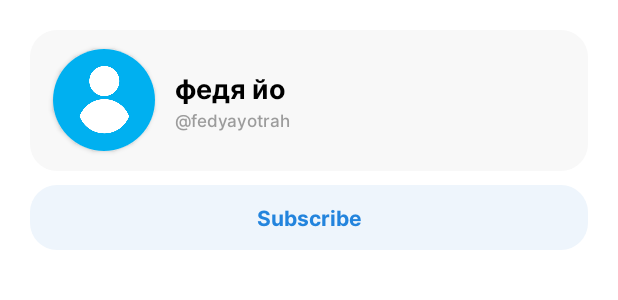
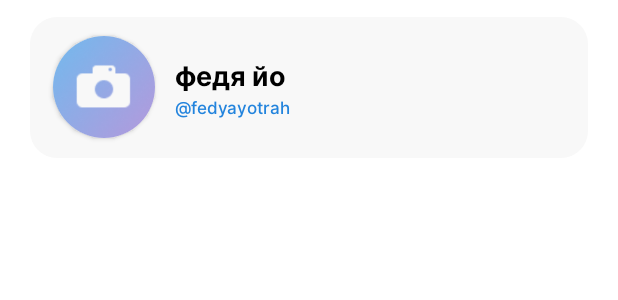
Before and after one commit to EcostCompony/specter_android_app, an Android app: the layout fragment_channel_page.xml on its own in the app's theme, with its tools: preview values and no code run, on a phone screen of 412 x 824 dp. Shown: the top 300 px of the screen. Run offline under Robolectric (Android 15) with nearby library versions, the phone set to English and light mode, and no system bars.

Commit message:
channel page optimization

```diff
--- a/app/src/main/java/com/ecost/specter/channel/ChannelActivity.java
+++ b/app/src/main/java/com/ecost/specter/channel/ChannelActivity.java
@@ -10,7 +10,7 @@ public class ChannelActivity extends AppCompatActivity {
 
     Integer channelId, channelAdmin;
     Integer channelSubscribers = 0;
-    String channelTitle, channelLink;
+    String channelTitle, channelShortLink;
     boolean userSubscribe;
 
     @Override
@@ -21,7 +21,7 @@ public class ChannelActivity extends AppCompatActivity {
         channelId = getIntent().getIntExtra("CHANNEL_ID", 0);
         channelAdmin = getIntent().getIntExtra("CHANNEL_ADMINS", 0);
         channelTitle = getIntent().getStringExtra("CHANNEL_TITLE");
-        channelLink = getIntent().getStringExtra("CHANNEL_LINK");
+        channelShortLink = getIntent().getStringExtra("CHANNEL_SHORT_LINK");
         userSubscribe = getIntent().getBooleanExtra("USER_SUBSCRIBE", false);
 
         getSupportFragmentManager().beginTransaction().replace(R.id.fragment_container_view, new ChannelFragment()).commit();
--- a/app/src/main/java/com/ecost/specter/channel/ChannelFragment.java
+++ b/app/src/main/java/com/ecost/specter/channel/ChannelFragment.java
@@ -71,6 +71,7 @@ public class ChannelFragment extends Fragment {
         bSendPost = inflaterView.findViewById(R.id.button_send);
         channelActivity = (ChannelActivity) requireActivity();
 
+        channelActivity.channelSubscribers = 0;
         registerForContextMenu(bSendPost);
         tChannelTitle.setText(channelActivity.channelTitle);
         if (!channelActivity.userSubscribe) bSubscribe.setVisibility(View.VISIBLE);
@@ -202,7 +203,6 @@ public class ChannelFragment extends Fragment {
     public void onDestroyView() {
         super.onDestroyView();
         posts.clear();
-        channelActivity.channelSubscribers = 0;
         myDB.child("specter").child("channels").child(String.valueOf(channelActivity.channelId)).child("posts").removeEventListener(childEventListenerPosts);
         myDB.child("specter").child("channels").child(String.valueOf(channelActivity.channelId)).child("subscribers").removeEventListener(childEventListenerSub);
     }
--- a/app/src/main/java/com/ecost/specter/channel/ChannelSettingsFragment.java
+++ b/app/src/main/java/com/ecost/specter/channel/ChannelSettingsFragment.java
@@ -66,7 +66,7 @@ public class ChannelSettingsFragment extends Fragment {
                 myDB.child("channels").child(String.valueOf(channelActivity.channelId)).child("title").setValue(eTitle.getText().toString().trim());
                 myDB.child("channels").child(String.valueOf(channelActivity.channelId)).child("link").setValue(link);
                 channelActivity.channelTitle = eTitle.getText().toString().trim();
-                channelActivity.channelLink = link;
+                channelActivity.channelShortLink = link;
             }
         });
 
--- a/app/src/main/java/com/ecost/specter/channel/MainMenuSettingsFragment.java
+++ b/app/src/main/java/com/ecost/specter/channel/MainMenuSettingsFragment.java
@@ -30,7 +30,7 @@ public class MainMenuSettingsFragment extends Fragment {
         channelActivity = (ChannelActivity) requireActivity();
 
         channelSettingsFragment.eTitle.setText(channelActivity.channelTitle);
-        channelSettingsFragment.eLink.setText(channelActivity.channelLink);
+        channelSettingsFragment.eLink.setText(channelActivity.channelShortLink);
 
         channelSettingsFragment.bDeleteChannel.setOnClickListener(view -> {
             channelSettingsFragment.channels.remove(channelActivity.channelId);
--- a/app/src/main/res/layout/fragment_channel_page.xml
+++ b/app/src/main/res/layout/fragment_channel_page.xml
@@ -1,9 +1,9 @@
 <?xml version="1.0" encoding="utf-8"?>
 <LinearLayout xmlns:android="http://schemas.android.com/apk/res/android"
     xmlns:app="http://schemas.android.com/apk/res-auto"
+    xmlns:tools="http://schemas.android.com/tools"
     android:layout_width="match_parent"
     android:layout_height="match_parent"
-    xmlns:tools="http://schemas.android.com/tools"
     android:orientation="vertical"
     android:background="@color/background">
 
@@ -11,84 +11,71 @@
         android:layout_width="match_parent"
         android:layout_height="94dp"
         android:orientation="horizontal"
+        android:layout_marginTop="11dp"
+        android:layout_marginHorizontal="20dp"
         android:background="@drawable/background"
-        android:layout_gravity="center_horizontal"
-        android:layout_marginTop="20dp"
-        android:layout_marginStart="20dp"
-        android:layout_marginEnd="20dp">
+        android:baselineAligned="false">
 
         <LinearLayout
-            android:id="@+id/back"
-            android:layout_width="wrap_content"
+            android:id="@+id/button_back"
+            android:layout_width="0dp"
             android:layout_height="match_parent"
-            android:orientation="horizontal">
+            android:layout_weight="1"
+            android:orientation="horizontal"
+            android:gravity="center_vertical">
 
             <androidx.cardview.widget.CardView
                 android:layout_width="68dp"
                 android:layout_height="68dp"
-                android:layout_gravity="center_vertical"
                 android:layout_marginStart="15dp"
-                app:cardCornerRadius="60dp">
+                app:cardCornerRadius="34dp">
 
-                <ImageView
-                    android:layout_width="68dp"
-                    android:layout_height="68dp"
-                    android:src="@drawable/user_photo" />
+                <View
+                    android:layout_width="match_parent"
+                    android:layout_height="match_parent"
+                    android:background="@drawable/channel_photo" />
             </androidx.cardview.widget.CardView>
 
             <LinearLayout
                 android:layout_width="wrap_content"
-                android:layout_height="match_parent"
-                android:layout_marginStart="13dp"
-                android:gravity="center_vertical"
-                android:orientation="vertical">
+                android:layout_height="wrap_content"
+                android:orientation="vertical"
+                android:layout_marginStart="13dp">
 
                 <TextView
-                    android:id="@+id/title"
-                    android:layout_width="match_parent"
+                    android:id="@+id/channel_title"
+                    android:layout_width="wrap_content"
                     android:layout_height="wrap_content"
+                    android:maxLines="1"
+                    android:singleLine="true"
                     android:fontFamily="@font/inter_bold"
                     android:textSize="18sp"
                     tools:text="федя йо" />
 
                 <TextView
-                    android:id="@+id/url"
-                    android:layout_width="match_parent"
+                    android:id="@+id/short_channel_link"
+                    android:layout_width="wrap_content"
                     android:layout_height="wrap_content"
+                    android:maxLines="1"
+                    android:singleLine="true"
+                    android:textColor="@color/main_color"
                     android:fontFamily="@font/inter_medium"
-                    android:textColor="#9C9C9C"
                     android:textSize="11sp"
                     tools:text="\@fedyayotrah" />
             </LinearLayout>
-
         </LinearLayout>
 
         <LinearLayout
-            android:layout_width="match_parent"
+            android:id="@+id/button_channel_settings"
+            android:layout_width="52dp"
             android:layout_height="match_parent"
-            android:gravity="center_vertical|end"
-            android:layout_marginEnd="17dp"
-            android:orientation="vertical">
+            android:gravity="center"
+            android:visibility="gone">
 
             <View
-                android:id="@+id/channel_settings"
-                android:layout_width="16.78dp"
-                android:layout_height="16.78dp"
-                android:background="@drawable/subtract"
-                android:visibility="gone"/>
+                android:layout_width="17dp"
+                android:layout_height="17dp"
+                android:background="@drawable/icon_settings" />
         </LinearLayout>
     </LinearLayout>
-
-    <Button
-        android:id="@+id/subscribe"
-        android:layout_width="match_parent"
-        android:layout_height="43dp"
-        android:layout_marginTop="9dp"
-        android:layout_marginHorizontal="20dp"
-        android:background="@drawable/button_neutral"
-        android:textColor="@color/main_color"
-        android:textSize="14sp"
-        android:fontFamily="@font/inter_bold"
-        android:text="@string/button_subscribe"
-        android:textAllCaps="false" />
 </LinearLayout>
--- a/app/src/main/res/values/strings.xml
+++ b/app/src/main/res/values/strings.xml
@@ -122,4 +122,5 @@
     <string name="settings_menu_error_small_short_user_link">ссылка маленькая</string>
     <string name="settings_menu_error_use_short_user_link">ссылка занята</string>
     <string name="channel_input_post_hint">Enter the text...</string>
+    <string name="channel_page_button_subscribe">Subscribe</string>
 </resources>
```
Also changed, not shown: app/src/main/java/com/ecost/specter/channel/ChannelPageFragment.java (+10 -44 lines), app/src/main/java/com/ecost/specter/menu/ChannelsMenuFragment.java (+0 -11 lines), app/src/main/java/com/ecost/specter/models/Chapter.java (deleted, +0 -15 lines), app/src/main/java/com/ecost/specter/recyclers/ChapterViewHolder.java (deleted, +0 -19 lines), app/src/main/java/com/ecost/specter/recyclers/ChaptersAdapter.java (deleted, +0 -52 lines), app/src/main/res/layout/fragment_channels_menu.xml (+0 -8 lines), app/src/main/res/drawable/icon_settings.xml (renamed from app/src/main/res/drawable/subtract.xml), 1 other file.
